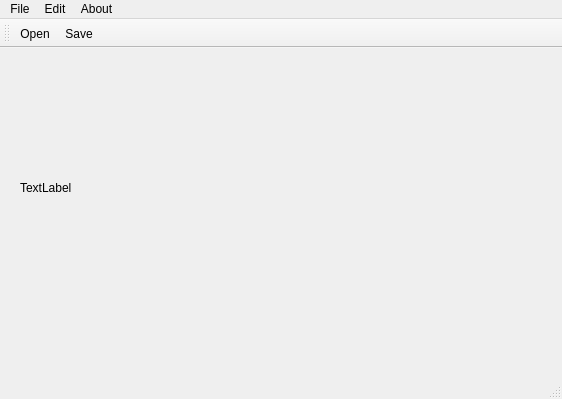
The window that mainwindow.ui (vigorweijia/ComputerGraphics) describes before a commit, drawn with Qt 5.
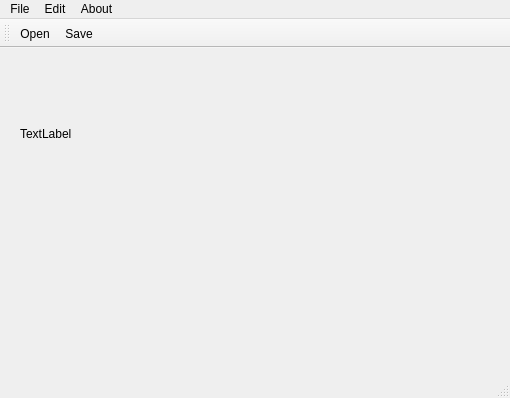
The same window after the commit.

```diff
--- a/mainwindow.ui
+++ b/mainwindow.ui
@@ -6,8 +6,8 @@
    <rect>
     <x>0</x>
     <y>0</y>
-    <width>562</width>
-    <height>399</height>
+    <width>510</width>
+    <height>398</height>
    </rect>
   </property>
   <property name="windowTitle">
@@ -19,8 +19,8 @@
      <rect>
       <x>20</x>
       <y>20</y>
-      <width>369</width>
-      <height>239</height>
+      <width>311</width>
+      <height>131</height>
      </rect>
     </property>
     <property name="text">
@@ -33,7 +33,7 @@
     <rect>
      <x>0</x>
      <y>0</y>
-     <width>562</width>
+     <width>510</width>
      <height>26</height>
     </rect>
    </property>
```
